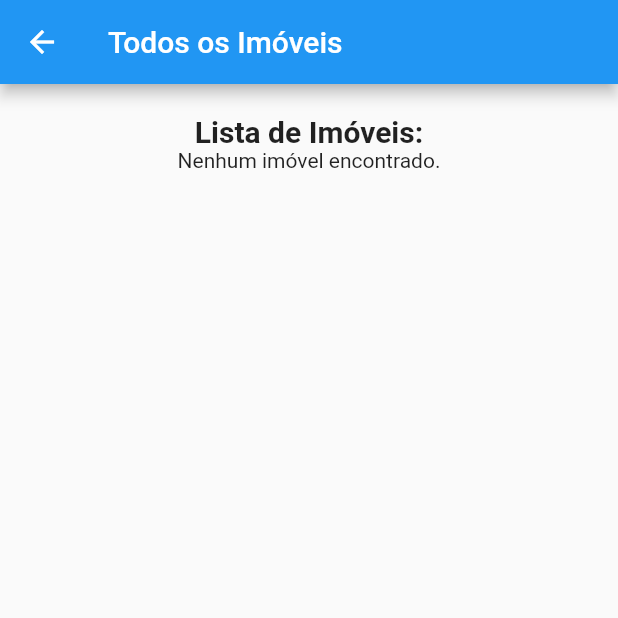
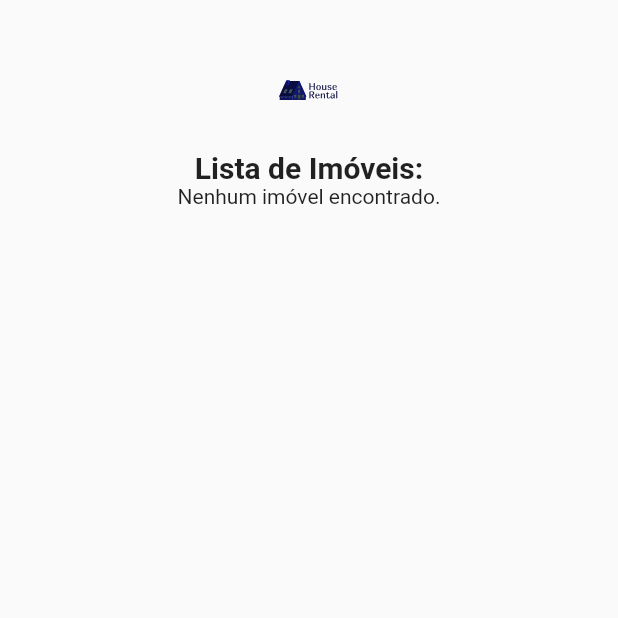
Before and after one commit to jovitif/House-Rental-Mobile-App, a Flutter app: the UserProfilePage screen opened by its route, after a tap on "Logout", after a tap on "Entrar", after a tap on "Ver Todos os Imóveis", on a phone screen of 412 x 824 dp, the top half of it. Run offline on Flutter 3.47's test engine with Material 2 defaults, Android fonts, the light colour scheme and no system bars; our stand-ins replace cloud_firestore, firebase_auth, firebase_core, firebase_storage, flutter_svg, flutter_typeahead and 2 more; accounts and stored records are empty; network calls fail.

Commit message:
alt: frontend da app

```diff
--- a/houserental/lib/pages/login_form.dart
+++ b/houserental/lib/pages/login_form.dart
@@ -1,6 +1,7 @@
 import 'package:flutter/material.dart';
 import 'package:houserental/components/classic_button.dart';
 import 'package:firebase_auth/firebase_auth.dart';
+import 'package:flutter_svg/flutter_svg.dart';
 
 class LoginPage extends StatefulWidget {
   @override
@@ -31,12 +32,27 @@ class _LoginPageState extends State<LoginPage> {
         // Adicione um SingleChildScrollView
         child: Center(
           child: Padding(
-            padding: EdgeInsets.all(20.0),
+            padding: EdgeInsets.only(top: 40.0, bottom: 20.0, left: 20.0, right: 20.0),
             child: Column(
               mainAxisAlignment: MainAxisAlignment.center,
               children: [
-                Image.asset('assets/login.png'),
-                SizedBox(height: 40.0),
+                Row(
+                  mainAxisAlignment: MainAxisAlignment.center,
+                  children: [
+                    SvgPicture.asset(
+                      'assets/toplogo.svg',
+                      width: 40.0,
+                      height: 40.0,
+                    ),
+                  ],
+                ),
+                SizedBox(height: 80.0),
+                Image.asset(
+                    'assets/login.png',
+                  width: 200.0,
+                  height: 200.0,
+                ),
+                SizedBox(height: 20.0),
                 TextField(
                   controller:
                       emailController, // Use o controller para obter o valor
@@ -61,7 +77,7 @@ class _LoginPageState extends State<LoginPage> {
                     child: Text('Esqueceu a senha?'),
                   ),
                 ),
-                SizedBox(height: 50.0),
+                SizedBox(height: 20.0),
                 ClassicButton(
                   text: 'Entrar',
                   onPressed: () async {
@@ -78,10 +94,13 @@ class _LoginPageState extends State<LoginPage> {
                   },
                 ),
                 SizedBox(height: 40.0),
+                Column(
+                  children: [
                     Text('Não tem uma conta?'),
                     SizedBox(height: 5.0),
                     GestureDetector(
                       onTap: () {
+                        // Navegar para a tela de registro
                         Navigator.pushNamed(context, '/register');
                       },
                       child: Text(
@@ -91,6 +110,8 @@ class _LoginPageState extends State<LoginPage> {
                     ),
                   ],
                 ),
+              ],
+            ),
           ),
         ),
       ),
--- a/houserental/lib/pages/proprietes_page.dart
+++ b/houserental/lib/pages/proprietes_page.dart
@@ -2,6 +2,7 @@ import 'package:firebase_auth/firebase_auth.dart';
 import 'package:flutter/material.dart';
 import 'package:cloud_firestore/cloud_firestore.dart';
 import 'package:houserental/pages/property_details_page.dart';
+import 'package:flutter_svg/flutter_svg.dart';
 
 class PropertiesPage extends StatefulWidget {
   @override
@@ -56,14 +57,22 @@ class _PropertiesPageState extends State<PropertiesPage> {
   @override
   Widget build(BuildContext context) {
     return Scaffold(
-      appBar: AppBar(
-        title: Text('Todos os Imóveis'),
-      ),
       body: Center(
         child: Padding(
-          padding: EdgeInsets.all(20.0),
+          padding: EdgeInsets.only(top: 40.0, bottom: 20.0, left: 20.0, right: 20.0),
           child: Column(
             children: [
+              Row(
+                mainAxisAlignment: MainAxisAlignment.center,
+                children: [
+                  SvgPicture.asset(
+                    'assets/toplogo.svg',
+                    width: 40.0,
+                    height: 40.0,
+                  ),
+                ],
+              ),
+              const SizedBox(height: 20.0),
               Text(
                 'Lista de Imóveis:',
                 style: TextStyle(fontSize: 20.0, fontWeight: FontWeight.bold),
--- a/houserental/lib/pages/user_profile_page.dart
+++ b/houserental/lib/pages/user_profile_page.dart
@@ -37,28 +37,25 @@ class _UserProfilePageState extends State<UserProfilePage> {
   @override
   Widget build(BuildContext context) {
     return Scaffold(
-      body: Center(
-        child: Padding(
-          padding:
-              EdgeInsets.only(top: 40.0, bottom: 20.0, left: 20.0, right: 20.0),
+      body: Padding(
+        padding: const EdgeInsets.all(20.0),
         child: Column(
-            crossAxisAlignment: CrossAxisAlignment.center,
-            mainAxisAlignment: MainAxisAlignment.center,
           children: [
-              if (user != null)
-                Column(
-                  children: [
-                    Row(
-                      mainAxisAlignment: MainAxisAlignment.center,
-                      children: [
+            // SVG "toplogo" centrado
             SvgPicture.asset(
               'assets/toplogo.svg',
               width: 40.0,
               height: 40.0,
             ),
-                      ],
-                    ),
-                    SizedBox(height: 40.0),
+            SizedBox(height: 20.0),
+            Row(
+              children: [
+                // Coluna à esquerda com a foto de perfil, nome de usuário e email
+                Expanded(
+                  child: Column(
+                    crossAxisAlignment: CrossAxisAlignment.center,
+                    children: [
+                      const SizedBox(height: 20.0),
                       FutureBuilder(
                         future: FirebaseFirestore.instance
                             .collection('users')
@@ -66,26 +63,27 @@ class _UserProfilePageState extends State<UserProfilePage> {
                             .get(),
                         builder: (BuildContext context,
                             AsyncSnapshot<DocumentSnapshot> snapshot) {
-                        if (snapshot.connectionState == ConnectionState.done) {
+                          if (snapshot.connectionState ==
+                              ConnectionState.done) {
                             final userData =
                             snapshot.data?.data() as Map<String, dynamic>;
-                          final profileImageUrl = userData['profileImageUrl'];
-
+                            final profileImageUrl =
+                            userData['profileImageUrl'];
                             return CircleAvatar(
-                            radius: 80,
+                              radius: 60,
                               backgroundColor: Colors.grey,
                               child: ClipOval(
                                 child: profileImageUrl != null
                                     ? Image.network(
                                   profileImageUrl,
-                                      width: 160,
-                                      height: 160,
+                                  width: 120,
+                                  height: 120,
                                   fit: BoxFit.cover,
                                 )
                                     : Image.asset(
                                   'assets/default_avatar.png',
-                                      width: 160,
-                                      height: 160,
+                                  width: 120,
+                                  height: 120,
                                   fit: BoxFit.cover,
                                 ),
                               ),
@@ -95,7 +93,7 @@ class _UserProfilePageState extends State<UserProfilePage> {
                           }
                         },
                       ),
-                    SizedBox(height: 20.0),
+                      SizedBox(height: 5.0),
                       Text(
                         user!.displayName ?? 'Não informado',
                         style: TextStyle(
@@ -117,7 +115,15 @@ class _UserProfilePageState extends State<UserProfilePage> {
                           fontSize: 16,
                         ),
                       ),
+                    ],
+                  ),
+                ),
+                SizedBox(width: 20.0),
                 SizedBox(height: 20.0),
+                Expanded(
+                  child: Column(
+                    crossAxisAlignment: CrossAxisAlignment.stretch,
+                    children: [
                       ElevatedButton(
                         onPressed: () {
                           navigateToMyProperties();
@@ -128,7 +134,7 @@ class _UserProfilePageState extends State<UserProfilePage> {
                           MaterialStateProperty.all(Color(0xFF0D47A1)),
                         ),
                       ),
-                    SizedBox(height: 20.0),
+                      SizedBox(height: 10.0),
                       ElevatedButton(
                         onPressed: () {
                           navigateToAddFriend();
@@ -139,35 +145,34 @@ class _UserProfilePageState extends State<UserProfilePage> {
                           MaterialStateProperty.all(Color(0xFF0D47A1)),
                         ),
                       ),
-                  ],
-                ),
+                      SizedBox(height: 10.0),
                       ElevatedButton(
                         onPressed: () {
                           Navigator.pushNamed(context, '/all_properties');
                         },
                         child: Text('Ver Todos os Imóveis'),
                         style: ButtonStyle(
-                  backgroundColor: MaterialStateProperty.all(Color(0xFF0D47A1)),
+                          backgroundColor:
+                          MaterialStateProperty.all(Color(0xFF0D47A1)),
                         ),
                       ),
-              Spacer(),
-              SizedBox(height: 20.0),
-              Row(
-                mainAxisAlignment: MainAxisAlignment.end,
-                children: [
-                  ElevatedButton(
+                    ],
+                  ),
+                ),
+              ],
+            ),
+          ],
+        ),
+      ),
+      bottomNavigationBar: Padding(
+        padding: const EdgeInsets.only(right: 20.0, bottom: 20.0, left: 20.0),
+        child: ElevatedButton(
           onPressed: () {
             logout();
           },
           child: Text('Logout'),
           style: ButtonStyle(
-                      backgroundColor:
-                          MaterialStateProperty.all(Color(0xFF0D47A1)),
-                    ),
-                  ),
-                ],
-              )
-            ],
+            backgroundColor: MaterialStateProperty.all(Color(0xFF0D47A1)),
           ),
         ),
       ),
--- a/houserental/pubspec.yaml
+++ b/houserental/pubspec.yaml
@@ -73,6 +73,7 @@ flutter:
     - assets/toplogo.svg
     - assets/login.png
     - assets/addplus.svg
+    - assets/Frame.png
 
   # The following line ensures that the Material Icons font is
   # included with your application, so that you can use the icons in
```
Also changed, not shown: houserental/lib/pages/add_friend_page.dart (+13 -4 lines), houserental/lib/pages/register_form.dart (+26 -4 lines). Lines whose indentation alone changed are shown as unchanged.
